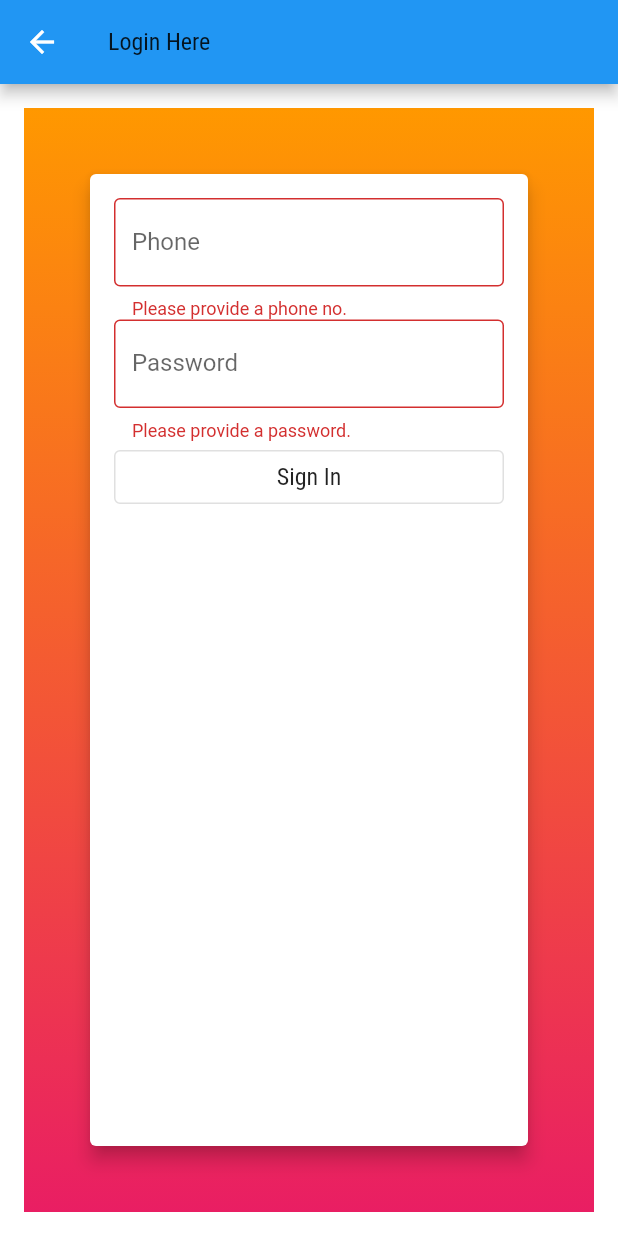
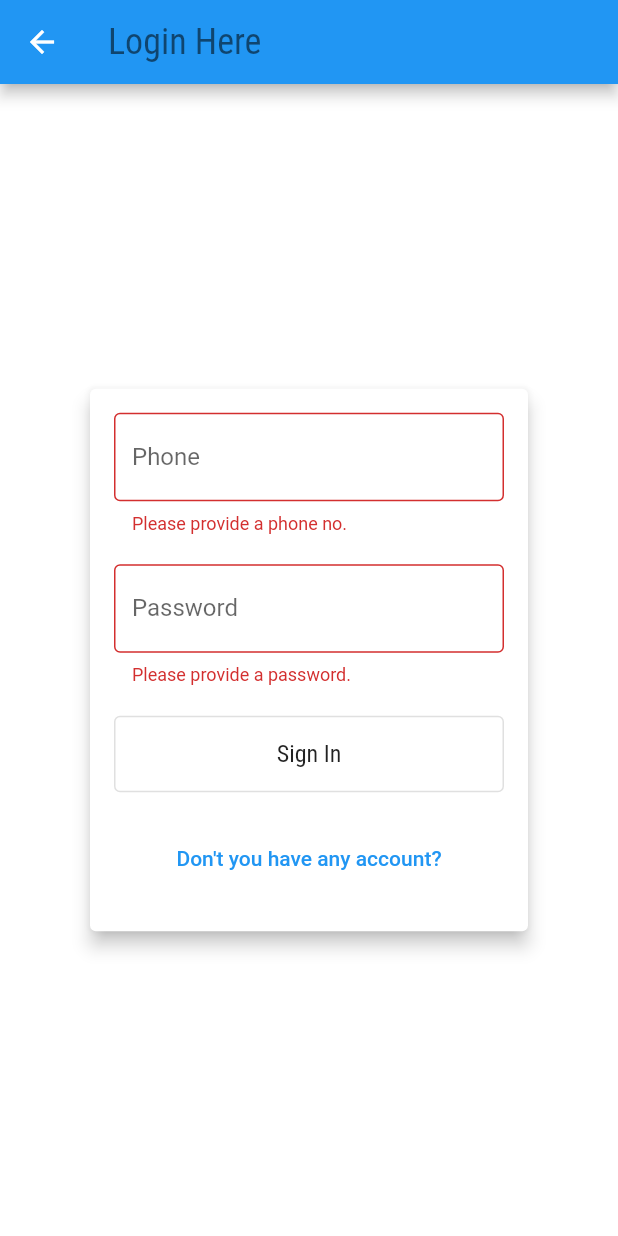
Before and after one commit to Tarikul-islam-shazan/horray-customer-app, a Flutter app: the LoginScreen screen opened by its route, after a tap on "Sign In", on a phone screen of 412 x 824 dp. Run offline on Flutter 3.47's test engine with Material 2 defaults, Android fonts, the light colour scheme and no system bars; our stand-ins replace flutter_dotenv, flutter_image_slideshow; missing offline and left inert: flutter_statusbarcolor_ns, jwt_decode, qr_code_scanner.

Commit message:
update login page

```diff
--- a/lib/main.dart
+++ b/lib/main.dart
@@ -16,7 +16,7 @@ import './provider/auth.dart';
 import './provider/agent.dart';
 
 Future main() async {
-  await dotenv.load(fileName: ".env");
+  await dotenv.load(fileName: "assets/.env");
   runApp(HorrayApp());
 }
 
--- a/lib/screens/login_screen.dart
+++ b/lib/screens/login_screen.dart
@@ -12,20 +12,35 @@ class LoginScreen extends StatefulWidget {
 
 class _LoginScreenState extends State<LoginScreen> {
   final _form = GlobalKey<FormState>();
+  final loginButtonText = 'Sign In';
   final _passwordController = TextEditingController();
   Map<String, String> _loginForm = {
     'phone': '',
     'password': '',
   };
 
+  void showSnackBar(String message, BuildContext context) {
+    final snackBar = new SnackBar(
+      content: new Text(message),
+      backgroundColor: Colors.red,
+    );
+    ScaffoldMessenger.of(context).showSnackBar(snackBar);
+  }
+
   Future<void> _saveForm(BuildContext ctx) async {
     final isValid = _form.currentState!.validate();
     if (!isValid) return;
     _form.currentState!.save();
     try {
-      await Provider.of<Auth>(context, listen: false).login(
-          _loginForm['phone'].toString(), _loginForm['password'].toString());
-      Navigator.pop(context);
+      var auth = Provider.of<Auth>(context, listen: false);
+      await auth.login(
+        _loginForm['phone'].toString(),
+        _loginForm['password'].toString(),
+      );
+      if (auth.isAuth)
+        Navigator.of(context).pushNamed(Profile.routeName);
+      else
+        this.showSnackBar('Error in loggin', ctx);
     } catch (error) {}
   }
 
@@ -35,23 +50,23 @@ class _LoginScreenState extends State<LoginScreen> {
       appBar: AppBar(
         title: Text(
           'Login Here',
-          style: Theme.of(context).textTheme.headline6,
+          style: Theme.of(context).textTheme.headline3,
         ),
       ),
       body: Padding(
         padding: const EdgeInsets.all(16.0),
         child: Container(
-          decoration: BoxDecoration(
-            gradient: LinearGradient(
-                begin: Alignment.topCenter,
-                end: Alignment.bottomCenter,
-                colors: [Colors.orange, Colors.pink]),
-          ),
+          // decoration: BoxDecoration(
+          //   gradient: LinearGradient(
+          //       begin: Alignment.topCenter,
+          //       end: Alignment.bottomCenter,
+          //       colors: [Colors.orange, Colors.pink]),
+          // ),
           width: MediaQuery.of(context).size.width,
           height: MediaQuery.of(context).size.height,
           child: Container(
             margin: EdgeInsets.all(40.0),
-            height: 250,
+            height: MediaQuery.of(context).size.height * 0.8,
             width: 300,
             child: Center(
               child: Card(
@@ -61,6 +76,8 @@ class _LoginScreenState extends State<LoginScreen> {
                   child: Form(
                     key: _form,
                     child: Container(
+                      width: MediaQuery.of(context).size.width,
+                      height: MediaQuery.of(context).size.height * 0.4,
                       child: ListView(
                         children: <Widget>[
                           TextFormField(
@@ -82,6 +99,9 @@ class _LoginScreenState extends State<LoginScreen> {
                             onSaved: (value) {
                               _loginForm['phone'] = value.toString();
                             },
+                          ),
+                          SizedBox(
+                            height: 20.0,
                           ),
                           TextFormField(
                             decoration: InputDecoration(
@@ -105,15 +125,31 @@ class _LoginScreenState extends State<LoginScreen> {
                               _loginForm['password'] = value.toString();
                             },
                           ),
+                          SizedBox(
+                            height: 20.0,
+                          ),
                           OutlinedButton(
                             onPressed: () {
                               _saveForm(context);
                             },
-                            child: Text(
-                              'Sign In',
-                              style: Theme.of(context).textTheme.headline6,
+                            child: Padding(
+                              padding: const EdgeInsets.all(16.0),
+                              child: Text(
+                                loginButtonText,
+                                style: Theme.of(context).textTheme.headline6,
+                              ),
                             ),
                           ),
+                          SizedBox(
+                            height: 20.0,
+                          ),
+                          TextButton(
+                            style: TextButton.styleFrom(
+                              primary: Colors.blue,
+                            ),
+                            onPressed: () {},
+                            child: Text("Don't you have any account?"),
+                          )
                         ],
                       ),
                     ),
```
Also changed, not shown: lib/screens/profile_screen.dart (+45 -100 lines), lib/screens/tabs_screen.dart (+19 -13 lines).
